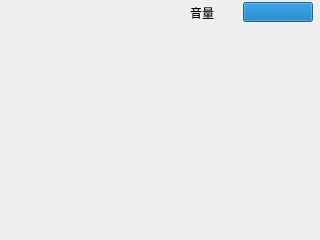
The window that Source/VHFBox/UI/VhfVoice.ui (SUFEYou/shipeiqi_Best) describes before a commit, drawn with Qt 5.
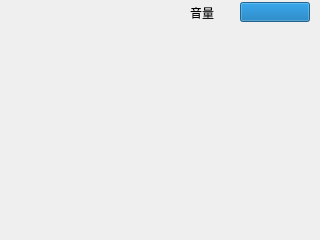
The same window after the commit.

Diff of the .ui file:
```diff
--- a/Source/VHFBox/UI/VhfVoice.ui
+++ b/Source/VHFBox/UI/VhfVoice.ui
@@ -103,7 +103,7 @@
    </property>
    <property name="geometry">
     <rect>
-     <x>243</x>
+     <x>240</x>
      <y>2</y>
      <width>70</width>
      <height>20</height>
```
